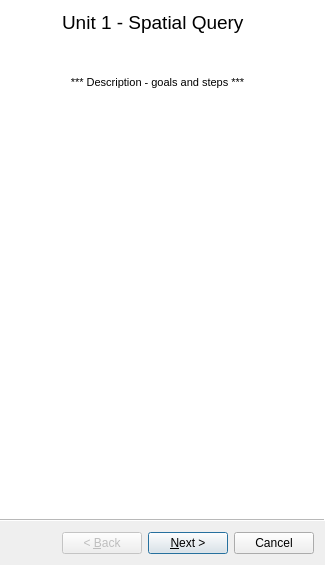
This is unit_1_wizard.ui in Charlotteg/QGISforSchools as Qt 5 draws it before an edit. The edited form follows.
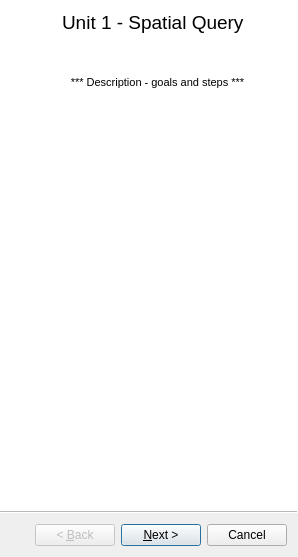
This is the edited form.

```diff
--- a/unit_1_wizard.ui
+++ b/unit_1_wizard.ui
@@ -6,8 +6,8 @@
    <rect>
     <x>0</x>
     <y>0</y>
-    <width>325</width>
-    <height>565</height>
+    <width>298</width>
+    <height>557</height>
    </rect>
   </property>
   <property name="windowTitle">
```
Left out of the diff: 26 changed lines with no effect on the pictures.
